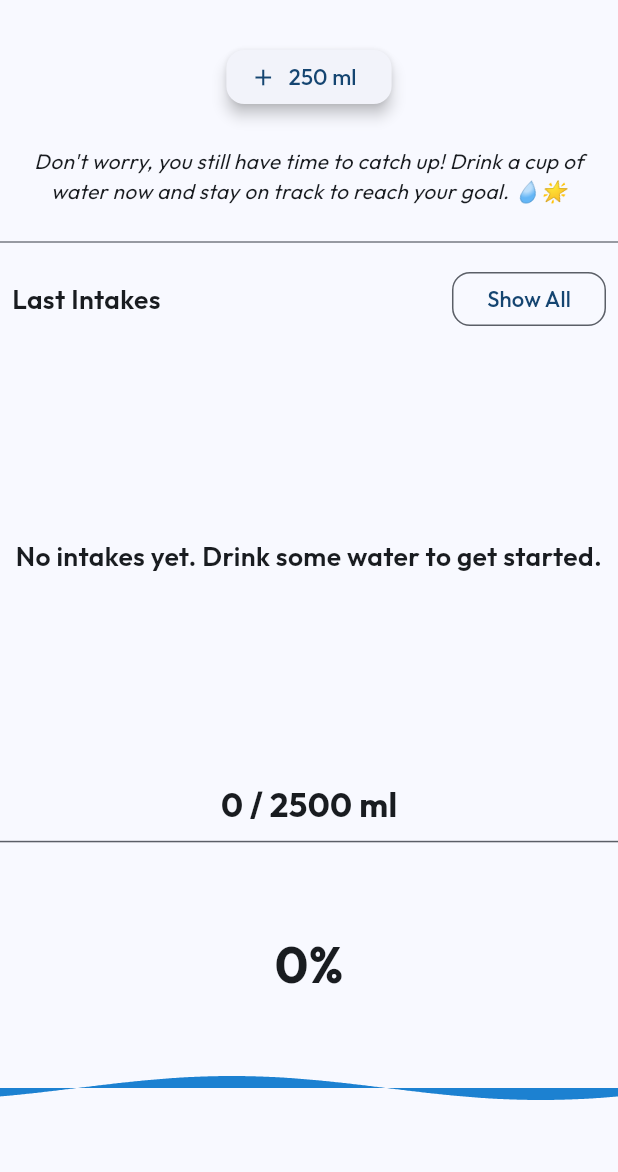
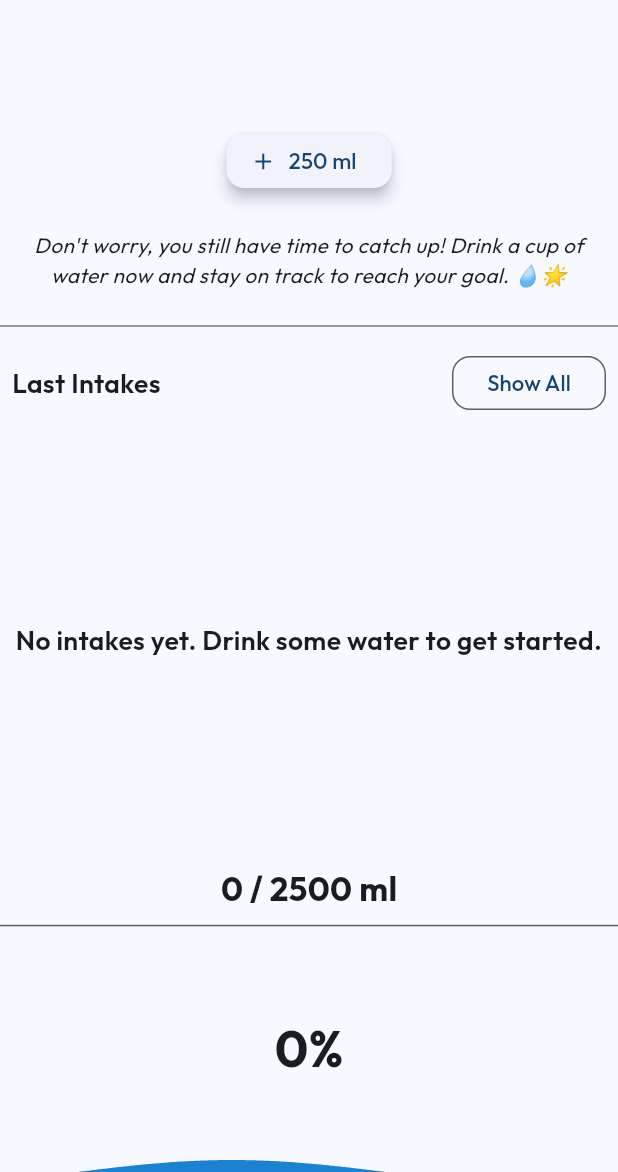
Before and after one commit to zp1ke/aquapact, a Flutter app: the HomePage screen opened directly, on a phone screen of 412 x 824 dp, the part 64-1236 px from its top. Run offline on Flutter 3.47's test engine with Material 3 defaults, Android fonts, the phone set to English and light mode, and no system bars; our stand-ins replace equatable, fl_chart, flutter_local_notifications, flutter_timezone, get_it, google_fonts and 5 more; missing offline and left inert: time_range_picker; accounts and stored records are empty; generated files the repository leaves out were written again.

```diff
--- a/lib/page/home.dart
+++ b/lib/page/home.dart
@@ -103,7 +103,8 @@ class _HomePageState extends State<HomePage> with TargetSettingsSaver {
           reloadButton(),
         ],
       ),
-      body: SafeArea(
+      body: Padding(
+        padding: const EdgeInsets.only(top: kToolbarHeight),
         child: PullToRefresh(
           onRefresh: loadData,
           child: ResponsiveWidget(
```
